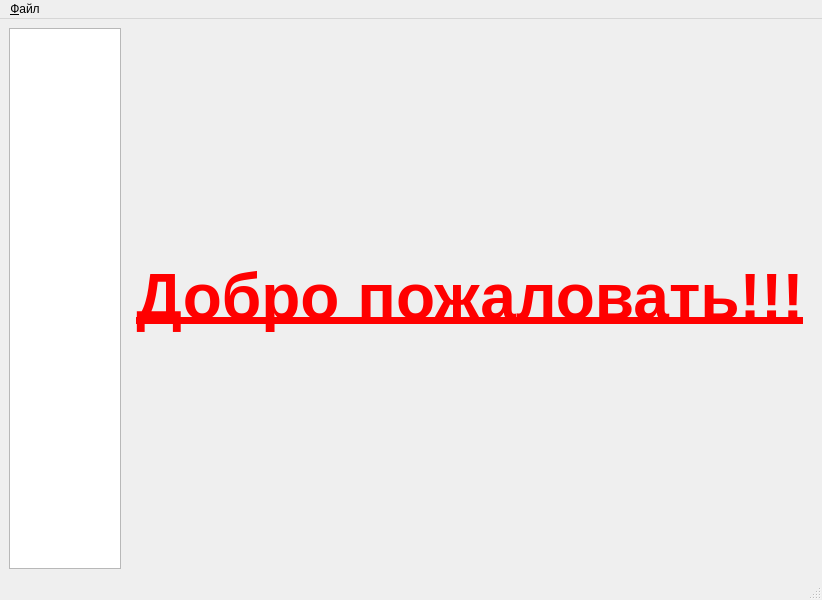
Horsmir/teachreg, file main_window.ui: the form before one commit.
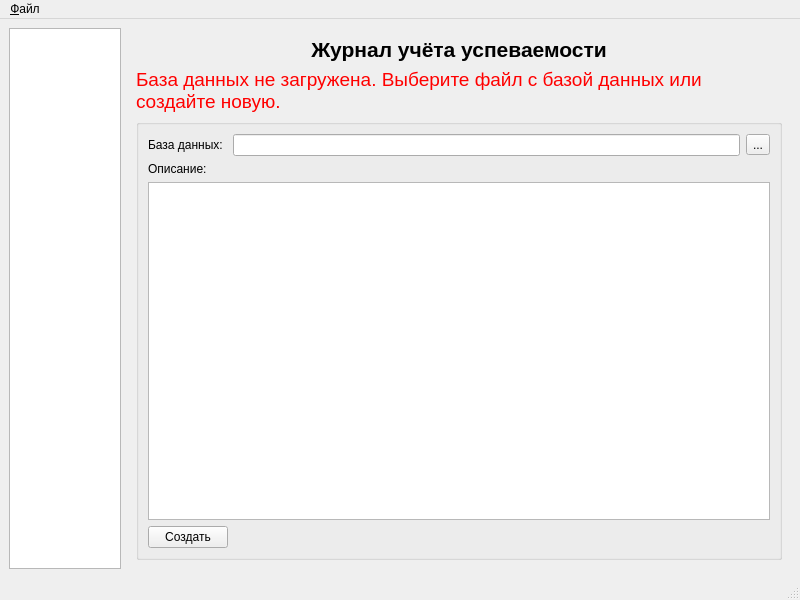
The form after the commit. The open tabs and pages were chosen to show the change. Icons and pictures are not drawn.

Diff of the .ui file:
```diff
--- a/main_window.ui
+++ b/main_window.ui
@@ -79,11 +79,98 @@
        <layout class="QVBoxLayout" name="verticalLayout_4">
         <item>
          <widget class="QLabel" name="label_5">
+          <property name="sizePolicy">
+           <sizepolicy hsizetype="Preferred" vsizetype="Fixed">
+            <horstretch>0</horstretch>
+            <verstretch>0</verstretch>
+           </sizepolicy>
+          </property>
           <property name="text">
-           <string>&lt;html&gt;&lt;head/&gt;&lt;body&gt;&lt;p align=&quot;center&quot;&gt;&lt;span style=&quot; font-size:48pt; font-weight:600; text-decoration: underline; color:#ff0000;&quot;&gt;Добро пожаловать!!!&lt;/span&gt;&lt;/p&gt;&lt;/body&gt;&lt;/html&gt;</string>
+           <string>&lt;html&gt;&lt;head/&gt;&lt;body&gt;&lt;p align=&quot;center&quot;&gt;&lt;span style=&quot; font-size:16pt; font-weight:600;&quot;&gt;Журнал учёта успеваемости&lt;/span&gt;&lt;/p&gt;&lt;/body&gt;&lt;/html&gt;</string>
           </property>
          </widget>
         </item>
+        <item>
+         <widget class="QLabel" name="label_14">
+          <property name="sizePolicy">
+           <sizepolicy hsizetype="Preferred" vsizetype="Fixed">
+            <horstretch>0</horstretch>
+            <verstretch>0</verstretch>
+           </sizepolicy>
+          </property>
+          <property name="font">
+           <font>
+            <pointsize>14</pointsize>
+           </font>
+          </property>
+          <property name="text">
+           <string>&lt;html&gt;&lt;head/&gt;&lt;body&gt;&lt;p&gt;&lt;span style=&quot; color:#ff0000;&quot;&gt;База данных не загружена. Выберите файл с базой данных или создайте новую.&lt;/span&gt;&lt;/p&gt;&lt;/body&gt;&lt;/html&gt;</string>
+          </property>
+          <property name="wordWrap">
+           <bool>true</bool>
+          </property>
+         </widget>
+        </item>
+        <item>
+         <widget class="QGroupBox" name="groupBox">
+          <property name="title">
+           <string/>
+          </property>
+          <layout class="QVBoxLayout" name="verticalLayout_7">
+           <item>
+            <layout class="QHBoxLayout" name="horizontalLayout_8">
+             <item>
+              <widget class="QLabel" name="label_15">
+               <property name="text">
+                <string>База данных: </string>
+               </property>
+              </widget>
+             </item>
+             <item>
+              <widget class="QLineEdit" name="dbFilePathEdit"/>
+             </item>
+             <item>
+              <widget class="QToolButton" name="selectDbFilePathButton">
+               <property name="text">
+                <string>...</string>
+               </property>
+              </widget>
+             </item>
+            </layout>
+           </item>
+           <item>
+            <widget class="QLabel" name="label_16">
+             <property name="text">
+              <string>Описание:</string>
+             </property>
+            </widget>
+           </item>
+           <item>
+            <widget class="QTextEdit" name="aboutDbTextEdit">
+             <property name="readOnly">
+              <bool>true</bool>
+             </property>
+            </widget>
+           </item>
+           <item>
+            <widget class="QPushButton" name="createDbButton">
+             <property name="sizePolicy">
+              <sizepolicy hsizetype="Fixed" vsizetype="Fixed">
+               <horstretch>0</horstretch>
+               <verstretch>0</verstretch>
+              </sizepolicy>
+             </property>
+             <property name="toolTip">
+              <string>Создать новую базу данных</string>
+             </property>
+             <property name="text">
+              <string>Создать</string>
+             </property>
+            </widget>
+           </item>
+          </layout>
+         </widget>
+        </item>
        </layout>
       </widget>
       <widget class="QWidget" name="pageDisciplins">
```
Left out of the diff: 36 changed lines with no effect on the pictures.
